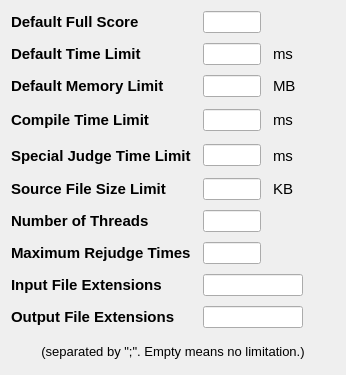
Dust1404/Project_LemonPlus, file forms_unix/generalsettings.ui: the form before one commit.
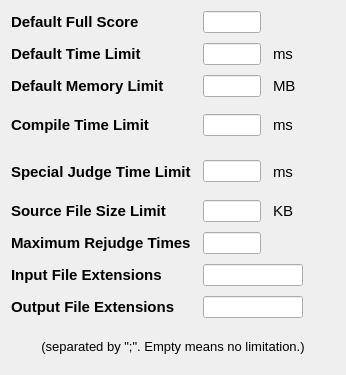
The form after the commit.

```diff
--- a/forms_unix/generalsettings.ui
+++ b/forms_unix/generalsettings.ui
@@ -451,23 +451,7 @@
      </item>
     </layout>
    </item>
-   <item row="6" column="0">
-    <widget class="QLabel" name="label_19">
-     <property name="sizePolicy">
-      <sizepolicy hsizetype="Fixed" vsizetype="Fixed">
-       <horstretch>0</horstretch>
-       <verstretch>0</verstretch>
-      </sizepolicy>
-     </property>
-     <property name="styleSheet">
-      <string notr="true">font-size:11pt;font-weight:bold;</string>
-     </property>
-     <property name="text">
-      <string>Number of Threads</string>
-     </property>
-    </widget>
-   </item>
-   <item row="8" column="0">
+   <item row="7" column="0">
     <widget class="QLabel" name="label_10">
      <property name="styleSheet">
       <string notr="true">font-size:11pt;font-weight:bold;</string>
@@ -477,43 +461,17 @@
      </property>
     </widget>
    </item>
-   <item row="6" column="1">
-    <layout class="QHBoxLayout" name="horizontalLayout_10">
-     <property name="spacing">
-      <number>12</number>
+   <item row="8" column="0">
+    <widget class="QLabel" name="label_12">
+     <property name="styleSheet">
+      <string notr="true">font-size:11pt;font-weight:bold;</string>
      </property>
-     <item>
-      <widget class="QLineEdit" name="numberOfThreads">
-       <property name="minimumSize">
-        <size>
-         <width>58</width>
-         <height>22</height>
-        </size>
-       </property>
-       <property name="maximumSize">
-        <size>
-         <width>58</width>
-         <height>22</height>
-        </size>
-       </property>
-      </widget>
-     </item>
-     <item>
-      <spacer name="horizontalSpacer_8">
-       <property name="orientation">
-        <enum>Qt::Horizontal</enum>
-       </property>
-       <property name="sizeHint" stdset="0">
-        <size>
-         <width>201</width>
-         <height>20</height>
-        </size>
-       </property>
-      </spacer>
-     </item>
-    </layout>
+     <property name="text">
+      <string>Output File Extensions</string>
+     </property>
+    </widget>
    </item>
-   <item row="8" column="1">
+   <item row="7" column="1">
     <layout class="QHBoxLayout" name="horizontalLayout_7">
      <item>
       <widget class="QLineEdit" name="inputFileExtensions"/>
@@ -533,17 +491,7 @@
      </item>
     </layout>
    </item>
-   <item row="9" column="0">
-    <widget class="QLabel" name="label_12">
-     <property name="styleSheet">
-      <string notr="true">font-size:11pt;font-weight:bold;</string>
-     </property>
-     <property name="text">
-      <string>Output File Extensions</string>
-     </property>
-    </widget>
-   </item>
-   <item row="10" column="0" colspan="2">
+   <item row="9" column="0" colspan="2">
     <widget class="QLabel" name="label_11">
      <property name="styleSheet">
       <string notr="true">font-size:10pt;</string>
@@ -556,60 +504,7 @@
      </property>
     </widget>
    </item>
-   <item row="9" column="1">
-    <layout class="QHBoxLayout" name="horizontalLayout">
-     <item>
-      <widget class="QLineEdit" name="outputFileExtensions"/>
-     </item>
-     <item>
-      <spacer name="horizontalSpacer_9">
-       <property name="orientation">
-        <enum>Qt::Horizontal</enum>
-       </property>
-       <property name="sizeHint" stdset="0">
-        <size>
-         <width>40</width>
-         <height>20</height>
-        </size>
-       </property>
-      </spacer>
-     </item>
-    </layout>
-   </item>
-   <item row="7" column="1">
-    <layout class="QHBoxLayout" name="horizontalLayout_8">
-     <item>
-      <widget class="QLineEdit" name="rejudgeTimes">
-       <property name="minimumSize">
-        <size>
-         <width>58</width>
-         <height>22</height>
-        </size>
-       </property>
-       <property name="maximumSize">
-        <size>
-         <width>58</width>
-         <height>22</height>
-        </size>
-       </property>
-      </widget>
-     </item>
-     <item>
-      <spacer name="horizontalSpacer_10">
-       <property name="orientation">
-        <enum>Qt::Horizontal</enum>
-       </property>
-       <property name="sizeHint" stdset="0">
-        <size>
-         <width>40</width>
-         <height>20</height>
-        </size>
-       </property>
-      </spacer>
-     </item>
-    </layout>
-   </item>
-   <item row="7" column="0">
+   <item row="6" column="0">
     <widget class="QLabel" name="label_13">
      <property name="font">
       <font>
@@ -623,6 +518,59 @@
      </property>
     </widget>
    </item>
+   <item row="8" column="1">
+    <layout class="QHBoxLayout" name="horizontalLayout">
+     <item>
+      <widget class="QLineEdit" name="outputFileExtensions"/>
+     </item>
+     <item>
+      <spacer name="horizontalSpacer_9">
+       <property name="orientation">
+        <enum>Qt::Horizontal</enum>
+       </property>
+       <property name="sizeHint" stdset="0">
+        <size>
+         <width>40</width>
+         <height>20</height>
+        </size>
+       </property>
+      </spacer>
+     </item>
+    </layout>
+   </item>
+   <item row="6" column="1">
+    <layout class="QHBoxLayout" name="horizontalLayout_8">
+     <item>
+      <widget class="QLineEdit" name="rejudgeTimes">
+       <property name="minimumSize">
+        <size>
+         <width>58</width>
+         <height>22</height>
+        </size>
+       </property>
+       <property name="maximumSize">
+        <size>
+         <width>58</width>
+         <height>22</height>
+        </size>
+       </property>
+      </widget>
+     </item>
+     <item>
+      <spacer name="horizontalSpacer_10">
+       <property name="orientation">
+        <enum>Qt::Horizontal</enum>
+       </property>
+       <property name="sizeHint" stdset="0">
+        <size>
+         <width>40</width>
+         <height>20</height>
+        </size>
+       </property>
+      </spacer>
+     </item>
+    </layout>
+   </item>
   </layout>
  </widget>
  <resources/>
```
Left out of the diff: 104 changed lines with no effect on the pictures.
